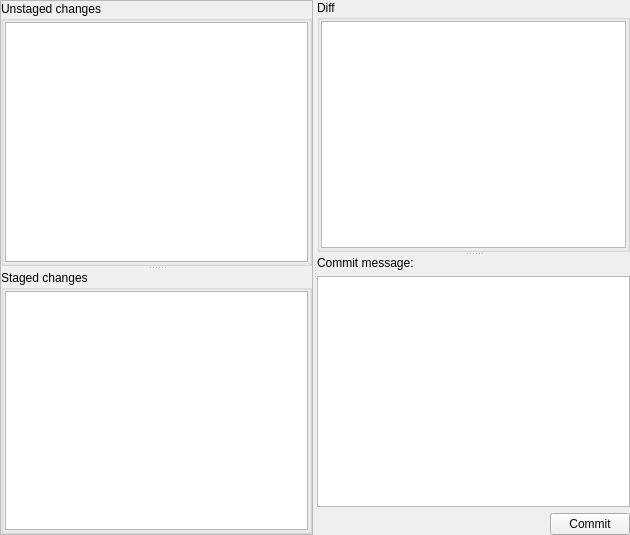
Qt form kitten/ui/stage_widget.ui (riyad/kitten-ruby) before a commit.
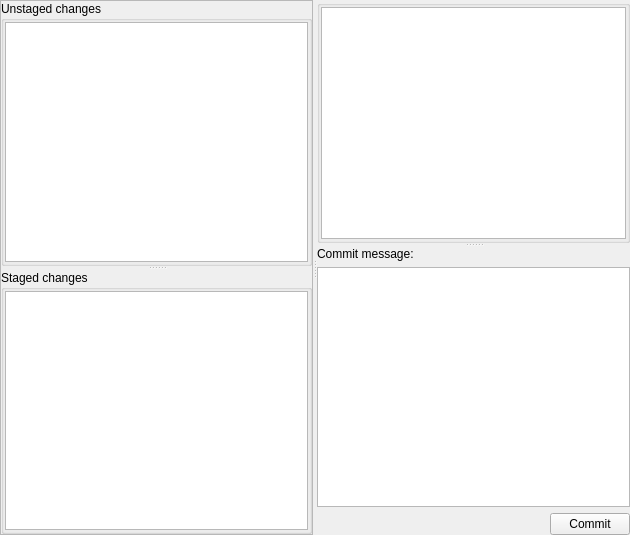
The same form after that commit. Custom widgets are drawn as their Qt base class.

Commit message: Made StageWidget better behaved on initialization and reload.

```diff
--- a/kitten/ui/stage_widget.ui
+++ b/kitten/ui/stage_widget.ui
@@ -124,7 +124,7 @@
         <item row="0" column="0" colspan="2">
          <widget class="QGroupBox" name="diffDescription">
           <property name="title">
-           <string>Diff</string>
+           <string/>
           </property>
           <property name="flat">
            <bool>true</bool>
```
The commit also changes 1 other file.
